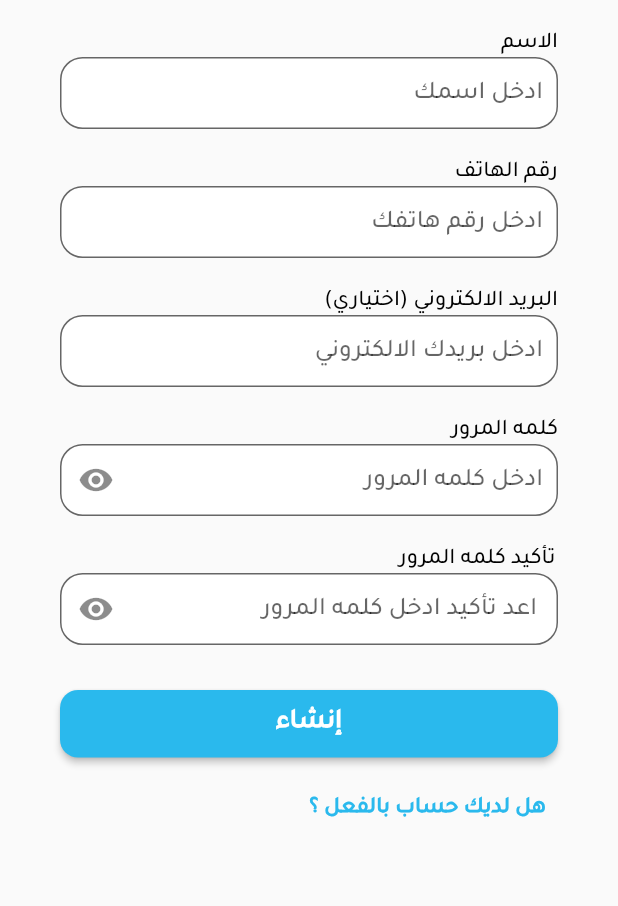
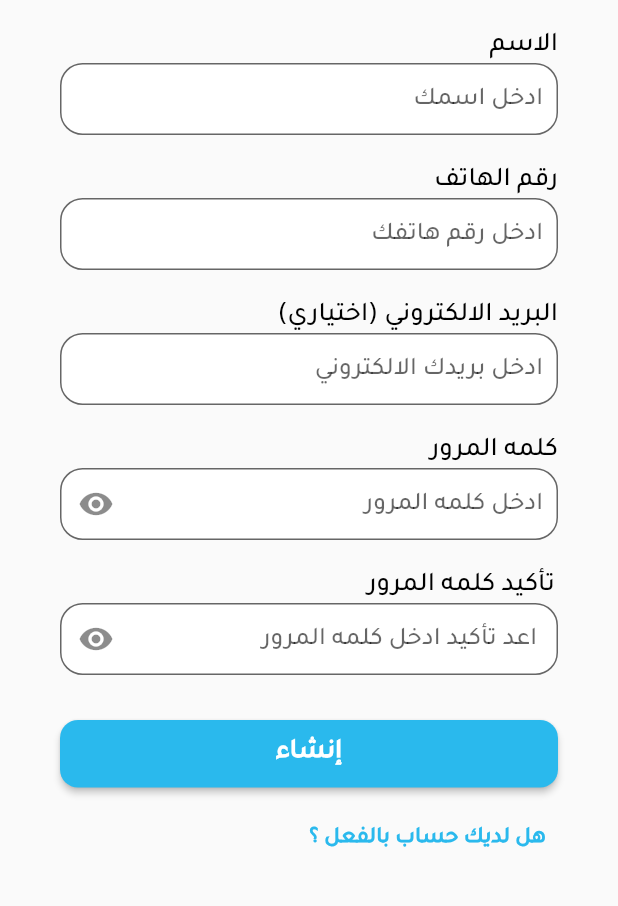
Before and after one commit to Mostafa-Osman/lost_app, a Flutter app: the RegisterScreen screen opened directly, on a phone screen of 412 x 824 dp, the part 300-1206 px from its top. Run offline on Flutter 3.47's test engine with Material 2 defaults, Android fonts, the phone set to English and light mode, and no system bars; our stand-ins replace flutter_bloc, flutter_svg, flutter_switch, hexcolor, image_picker, lottie and 3 more.

Commit message:
no commit

```diff
--- a/lib/main.dart
+++ b/lib/main.dart
@@ -36,7 +36,7 @@ class MyApp extends StatelessWidget {
           supportedLocales: [
             Locale('ar', ''),
           ],
-          home: AddPersonDataScreen(),
+          home: SplashScreen(),
         ));
   }
 }
--- a/lib/modules/register/regisster_cubit/cubit.dart
+++ b/lib/modules/register/regisster_cubit/cubit.dart
@@ -6,15 +6,19 @@ class RegisterCubit extends Cubit<RegisterStates> {
 
   static RegisterCubit get(context) => BlocProvider.of(context);
 
+  // variable bool to change visibility
   bool isVisibility = true;
+
+  // variable bool to change visibility in (confirm field)
   bool confirmNotVisible = true;
 
-
+  // method to switch icon visibility
   void visibilityPassword() {
     isVisibility = !isVisibility;
     emit(RegisterVisibilityPasswordState());
   }
 
+  // method to switch icon visibility (in confirm password field )
   void confirmVisibilityPassword() {
     confirmNotVisible = !confirmNotVisible;
     emit(ConfirmRegisterVisibilityPasswordState());
--- a/lib/modules/register/regisster_cubit/states.dart
+++ b/lib/modules/register/regisster_cubit/states.dart
@@ -3,4 +3,5 @@ abstract class RegisterStates {}
 class RegisterInitialState extends RegisterStates {}
 
 class RegisterVisibilityPasswordState extends RegisterStates {}
+
 class ConfirmRegisterVisibilityPasswordState extends RegisterStates {}
--- a/lib/modules/register/ui/register.dart
+++ b/lib/modules/register/ui/register.dart
@@ -1,10 +1,10 @@
 import 'package:flutter/material.dart';
 import 'package:flutter_bloc/flutter_bloc.dart';
 import 'package:flutter_svg/svg.dart';
+import 'package:lost_app/modules/login/ui/login.dart';
 import 'package:lost_app/modules/register/regisster_cubit/cubit.dart';
 import 'package:lost_app/modules/register/regisster_cubit/states.dart';
 import 'package:lost_app/modules/verfiy_mobile/ui/Verify_mobile.dart';
-import 'package:lost_app/modules/login/ui/login.dart';
 import 'package:lost_app/shared/components/raised_button_class.dart';
 import 'package:lost_app/shared/components/component.dart';
 import 'package:lost_app/shared/components/text_button_class.dart';
@@ -13,13 +13,12 @@ import 'package:lost_app/shared/components/text_form_field_class.dart';
 import 'package:lost_app/shared/styles/color.dart';
 
 class RegisterScreen extends StatelessWidget {
-
   final _formKey = GlobalKey<FormState>();
-  var registerNameControl = TextEditingController();
-  var registerEmailControl = TextEditingController();
-  var registerPhoneControl = TextEditingController();
-  var registerPasswordControl = TextEditingController();
-  var registerConfirmPasswordControl = TextEditingController();
+  final registerNameControl = TextEditingController();
+  final registerEmailControl = TextEditingController();
+  final registerPhoneControl = TextEditingController();
+  final registerPasswordControl = TextEditingController();
+  final registerConfirmPasswordControl = TextEditingController();
 
   @override
   Widget build(BuildContext context) {
@@ -33,6 +32,7 @@ class RegisterScreen extends StatelessWidget {
             child: SafeArea(
               child: Column(
                 children: [
+                  // logo of page
                   Padding(
                     padding: const EdgeInsets.all(20.0),
                     child: Container(
@@ -48,15 +48,20 @@ class RegisterScreen extends StatelessWidget {
                       child: Column(
                           crossAxisAlignment: CrossAxisAlignment.start,
                           children: [
-                            TextClass(text: 'الاسم', fontSize: 15),
+                            //  text to display name
+                            TextClass(text: 'الاسم'),
+                            // Text form field to enter Name
                             TextFormFieldClass(
                               textHint: 'ادخل اسمك',
                               controller: registerNameControl,
                               validator: (value) =>
                                   value!.isEmpty ? 'من فضلك ادخل اسمك' : null,
                             ),
+                            // Sized Box
                             SizedBox(height: 20),
-                            TextClass(text: 'رقم الهاتف', fontSize: 15),
+                            //  text phone number
+                            TextClass(text: 'رقم الهاتف'),
+                            // Text form field to enter phone number
                             TextFormFieldClass(
                               textHint: 'ادخل رقم هاتفك',
                               controller: registerPhoneControl,
@@ -67,20 +72,24 @@ class RegisterScreen extends StatelessWidget {
                                       ? 'رقم الهاتف غير صحيح'
                                       : null,
                             ),
+                            // Sized Box
                             SizedBox(height: 20),
-                            TextClass(
-                                text: 'البريد الالكتروني (اختياري)',
-                                fontSize: 15),
+                            //  text to display email
+                            TextClass(text: 'البريد الالكتروني (اختياري)'),
+                            // Text form field to enter email
                             TextFormFieldClass(
                               textHint: 'ادخل بريدك الالكتروني',
                               controller: registerEmailControl,
                               validator: (value) =>
-                                  (!value!.isEmpty && !value.contains('@'))
+                                  (value!.length>0 && !value.contains('@'))
                                       ? 'البريد الالكتروني الذي ادخلته غير صحيح'
                                       : null,
                             ),
+                            // Sized Box
                             SizedBox(height: 20),
-                            TextClass(text: 'كلمه المرور', fontSize: 15),
+                            //  text to display password
+                            TextClass(text: 'كلمه المرور'),
+                            // Text form field to enter password
                             TextFormFieldClass(
                               textHint: 'ادخل كلمه المرور',
                               controller: registerPasswordControl,
@@ -96,8 +105,11 @@ class RegisterScreen extends StatelessWidget {
                                       ? 'كلمه المرور اقل من 8 احرف'
                                       : null,
                             ),
+                            // Sized Box
                             SizedBox(height: 20),
-                            TextClass(text: 'تأكيد كلمه المرور ', fontSize: 15),
+                            //  text to display rewrite password
+                            TextClass(text: 'تأكيد كلمه المرور '),
+                            // Text form field to rewrite password
                             TextFormFieldClass(
                               textHint: ' اعد تأكيد ادخل كلمه المرور',
                               controller: registerConfirmPasswordControl,
@@ -114,7 +126,9 @@ class RegisterScreen extends StatelessWidget {
                                       ? 'كلمه المرور غير متطابق'
                                       : null,
                             ),
+                            // Sized Box
                             SizedBox(height: 30),
+                            // button to submit register
                             ButtonTheme(
                                 minWidth: double.infinity,
                                 height: 50,
@@ -127,11 +141,12 @@ class RegisterScreen extends StatelessWidget {
                                           context, VerifyMobileScreen(false));
                                   },
                                 )),
+                            // Sized Box
                             SizedBox(height: 10),
+                            // Text button class to   navigate to login page if you have account
                             TextButtonClass(
-                                onPressed: () {
-                                  navigatorAndFinish(context, LoginScreen());
-                                },
+                                onPressed: () =>
+                                    navigatorAndFinish(context, LoginScreen()),
                                 text: 'هل لديك حساب بالفعل ؟',
                                 textColor: mainColor),
                           ]),
--- a/lib/modules/setting/setting_cubit/states.dart
+++ b/lib/modules/setting/setting_cubit/states.dart
@@ -0,0 +1,3 @@
+abstract class SettingStates {}
+
+class SettingInitialState extends SettingStates {}
```
Also changed, not shown: lib/modules/add_person_data/ui/add_person_data.dart (+6 -9 lines), lib/modules/setting/setting_cubit/cubit.dart (+8 -0 lines), lib/modules/setting/ui/setting.dart (+10 -11 lines).
